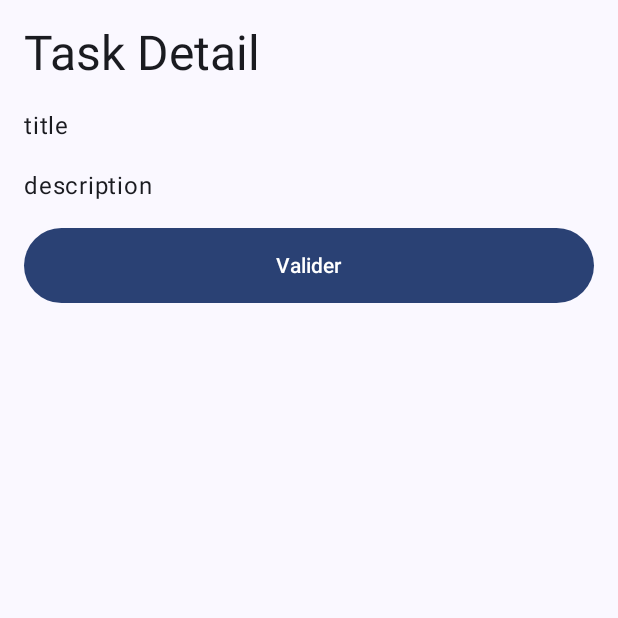
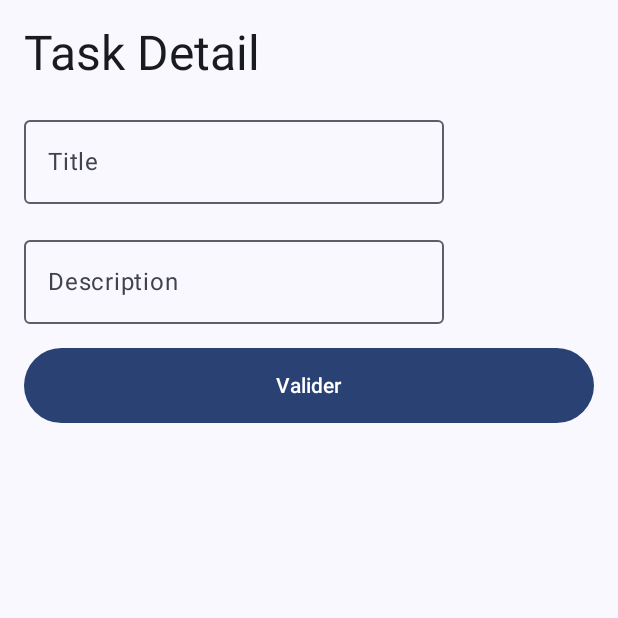
Before and after one commit to Iris-Marjollet/ToDoSarahIris, an Android app built with Jetpack Compose: the composable Detail shown on its own in the app's theme, after a tap on "Valider", on a phone screen of 412 x 824 dp, the top half of it. Run offline under Robolectric (Android 15) with nearby library versions, the phone set to English and light mode, and no system bars.

Commit message:
TP2 : Q6

```diff
--- a/app/src/main/java/com/sarahiris/todo/detail/DetailActivity.kt
+++ b/app/src/main/java/com/sarahiris/todo/detail/DetailActivity.kt
@@ -12,9 +12,14 @@ import androidx.compose.foundation.layout.height
 import androidx.compose.foundation.layout.padding
 import androidx.compose.material3.Button
 import androidx.compose.material3.MaterialTheme
+import androidx.compose.material3.OutlinedTextField
 import androidx.compose.material3.Surface
 import androidx.compose.material3.Text
 import androidx.compose.runtime.Composable
+import androidx.compose.runtime.getValue
+import androidx.compose.runtime.mutableStateOf
+import androidx.compose.runtime.remember
+import androidx.compose.runtime.setValue
 import androidx.compose.ui.Modifier
 import androidx.compose.ui.tooling.preview.Preview
 import androidx.compose.ui.unit.dp
@@ -48,6 +53,8 @@ class DetailActivity : ComponentActivity() {
 @Composable
 fun Detail(onValidate: (Task) -> Unit) {
 
+    var task by remember { mutableStateOf(Task(id = UUID.randomUUID().toString(), title = "", description = "")) }
+
     Column(
         modifier = Modifier.padding(16.dp),
         verticalArrangement = Arrangement.spacedBy(16.dp)
@@ -59,18 +66,26 @@ fun Detail(onValidate: (Task) -> Unit) {
             style = MaterialTheme.typography.headlineLarge,
         )
 
-        Text(
-            text = "title",
+        OutlinedTextField(
+            value = task.title,
+            onValueChange = { newTitle ->
+                task = task.copy(title = newTitle)
+            },
+            label = { Text("Title") }
         )
 
-        Text(
-            text = "description"
+        OutlinedTextField(
+            value = task.description,
+            onValueChange = { newDescription ->
+                task = task.copy(description = newDescription)
+            },
+            label = { Text("Description") }
         )
+
 
         Button(
             onClick = {
-                val newTask = Task(id = UUID.randomUUID().toString(), title = "New Task !")
-                onValidate(newTask)
+                onValidate(task)
             },
             modifier = Modifier
                 .fillMaxWidth()
--- a/app/src/main/java/com/sarahiris/todo/list/TaskListFragment.kt
+++ b/app/src/main/java/com/sarahiris/todo/list/TaskListFragment.kt
@@ -39,6 +39,7 @@ class TaskListFragment : Fragment() {
         val resultTask = result.data?.getSerializableExtra("task") as Task?
         if(resultTask != null) {
             taskList += resultTask
+            refreshAdapter()
         }
     }
 
@@ -51,7 +52,6 @@ class TaskListFragment : Fragment() {
         addButton.setOnClickListener {
             val intent = Intent(context, DetailActivity::class.java)
             createTask.launch(intent)
-            refreshAdapter()
         }
 
         adapter.onClickDelete = { task ->
```
